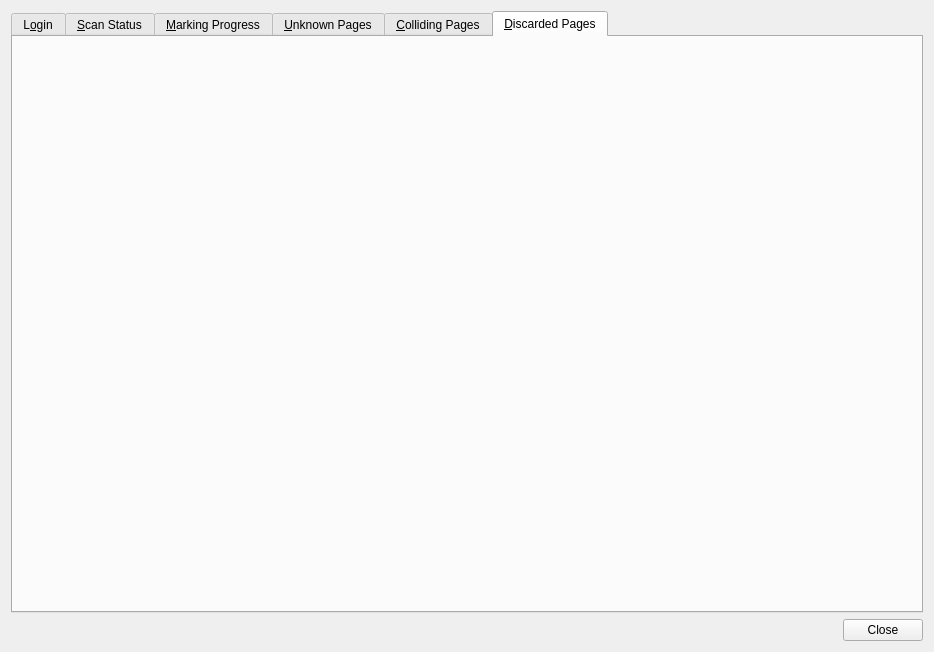
The window that qtCreatorFiles/ui_iic.ui (plomgrading/plom) describes before a commit, drawn with Qt 5.
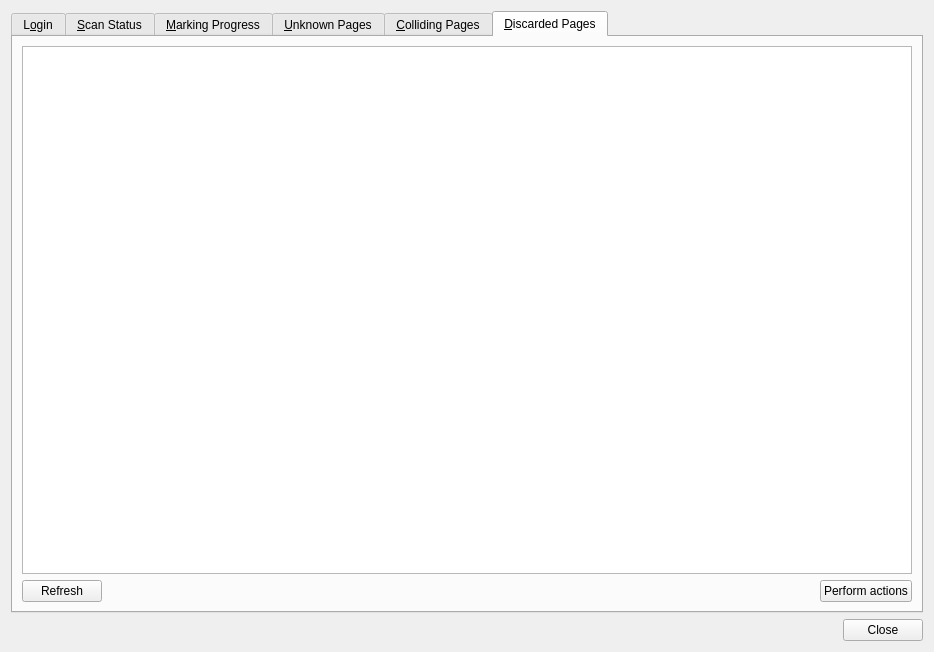
The same window after the commit. The open tabs and pages were chosen to show the change.

Patch:
```diff
--- a/qtCreatorFiles/ui_iic.ui
+++ b/qtCreatorFiles/ui_iic.ui
@@ -487,6 +487,42 @@
       <attribute name="title">
        <string>&amp;Discarded Pages</string>
       </attribute>
+      <layout class="QVBoxLayout" name="verticalLayout_9">
+       <item>
+        <widget class="QTableView" name="discardTV"/>
+       </item>
+       <item>
+        <layout class="QHBoxLayout" name="horizontalLayout_8">
+         <item>
+          <widget class="QPushButton" name="refreshDButton">
+           <property name="text">
+            <string>Refresh</string>
+           </property>
+          </widget>
+         </item>
+         <item>
+          <spacer name="horizontalSpacer_8">
+           <property name="orientation">
+            <enum>Qt::Horizontal</enum>
+           </property>
+           <property name="sizeHint" stdset="0">
+            <size>
+             <width>40</width>
+             <height>20</height>
+            </size>
+           </property>
+          </spacer>
+         </item>
+         <item>
+          <widget class="QPushButton" name="actionDButton">
+           <property name="text">
+            <string>Perform actions</string>
+           </property>
+          </widget>
+         </item>
+        </layout>
+       </item>
+      </layout>
      </widget>
     </widget>
    </item>
```
